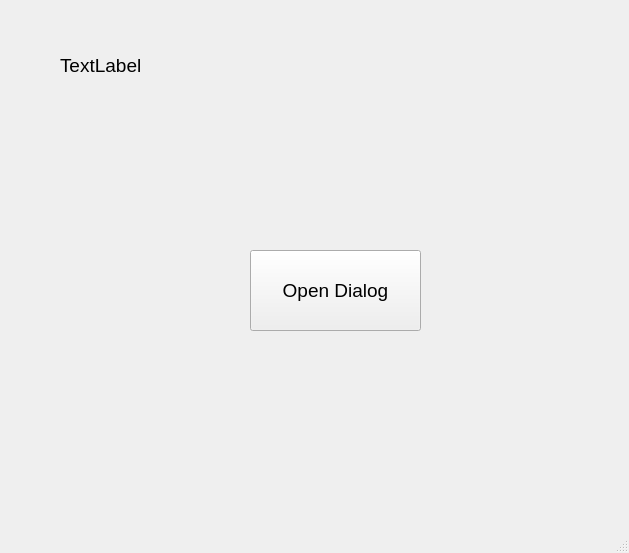
Qt form twoForms/mainwindow.ui (jentor67/Qt6Cmake) before a commit.
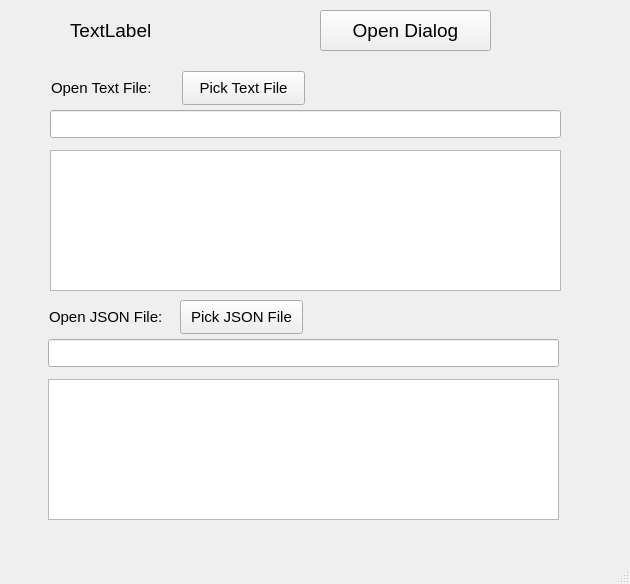
The same form after that commit.

Commit message: read in file and start json file

The edit to the form file:
```diff
--- a/twoForms/mainwindow.ui
+++ b/twoForms/mainwindow.ui
@@ -6,8 +6,8 @@
    <rect>
     <x>0</x>
     <y>0</y>
-    <width>629</width>
-    <height>553</height>
+    <width>630</width>
+    <height>584</height>
    </rect>
   </property>
   <property name="windowTitle">
@@ -17,10 +17,10 @@
    <widget class="QLabel" name="label">
     <property name="geometry">
      <rect>
-      <x>60</x>
-      <y>30</y>
+      <x>70</x>
+      <y>10</y>
       <width>201</width>
-      <height>71</height>
+      <height>41</height>
      </rect>
     </property>
     <property name="font">
@@ -35,10 +35,10 @@
    <widget class="QPushButton" name="pushButton">
     <property name="geometry">
      <rect>
-      <x>250</x>
-      <y>250</y>
+      <x>320</x>
+      <y>10</y>
       <width>171</width>
-      <height>81</height>
+      <height>41</height>
      </rect>
     </property>
     <property name="font">
@@ -50,6 +50,118 @@
      <string>Open Dialog</string>
     </property>
    </widget>
+   <widget class="QLabel" name="lblOpenFile">
+    <property name="geometry">
+     <rect>
+      <x>51</x>
+      <y>71</y>
+      <width>124</width>
+      <height>34</height>
+     </rect>
+    </property>
+    <property name="font">
+     <font>
+      <pointsize>11</pointsize>
+     </font>
+    </property>
+    <property name="text">
+     <string>Open Text File:</string>
+    </property>
+   </widget>
+   <widget class="QPushButton" name="btnPickTextFile">
+    <property name="geometry">
+     <rect>
+      <x>182</x>
+      <y>71</y>
+      <width>123</width>
+      <height>34</height>
+     </rect>
+    </property>
+    <property name="font">
+     <font>
+      <pointsize>11</pointsize>
+     </font>
+    </property>
+    <property name="text">
+     <string>Pick Text File</string>
+    </property>
+   </widget>
+   <widget class="QLineEdit" name="txtTextFile">
+    <property name="geometry">
+     <rect>
+      <x>50</x>
+      <y>110</y>
+      <width>511</width>
+      <height>28</height>
+     </rect>
+    </property>
+   </widget>
+   <widget class="QTextEdit" name="txtTextFileBody">
+    <property name="geometry">
+     <rect>
+      <x>50</x>
+      <y>150</y>
+      <width>511</width>
+      <height>141</height>
+     </rect>
+    </property>
+   </widget>
+   <widget class="QTextEdit" name="txtJSONBody">
+    <property name="geometry">
+     <rect>
+      <x>48</x>
+      <y>379</y>
+      <width>511</width>
+      <height>141</height>
+     </rect>
+    </property>
+   </widget>
+   <widget class="QLabel" name="lblOpenJSONFile">
+    <property name="geometry">
+     <rect>
+      <x>49</x>
+      <y>300</y>
+      <width>124</width>
+      <height>34</height>
+     </rect>
+    </property>
+    <property name="font">
+     <font>
+      <pointsize>11</pointsize>
+     </font>
+    </property>
+    <property name="text">
+     <string>Open JSON File:</string>
+    </property>
+   </widget>
+   <widget class="QLineEdit" name="txtJSONPath">
+    <property name="geometry">
+     <rect>
+      <x>48</x>
+      <y>339</y>
+      <width>511</width>
+      <height>28</height>
+     </rect>
+    </property>
+   </widget>
+   <widget class="QPushButton" name="btnPickJSONFile">
+    <property name="geometry">
+     <rect>
+      <x>180</x>
+      <y>300</y>
+      <width>123</width>
+      <height>34</height>
+     </rect>
+    </property>
+    <property name="font">
+     <font>
+      <pointsize>11</pointsize>
+     </font>
+    </property>
+    <property name="text">
+     <string>Pick JSON File</string>
+    </property>
+   </widget>
   </widget>
   <widget class="QMenuBar" name="menubar">
    <property name="geometry">
```
Left out of the diff: 4 changed lines with no effect on the pictures. The commit also changes 562 other files.
